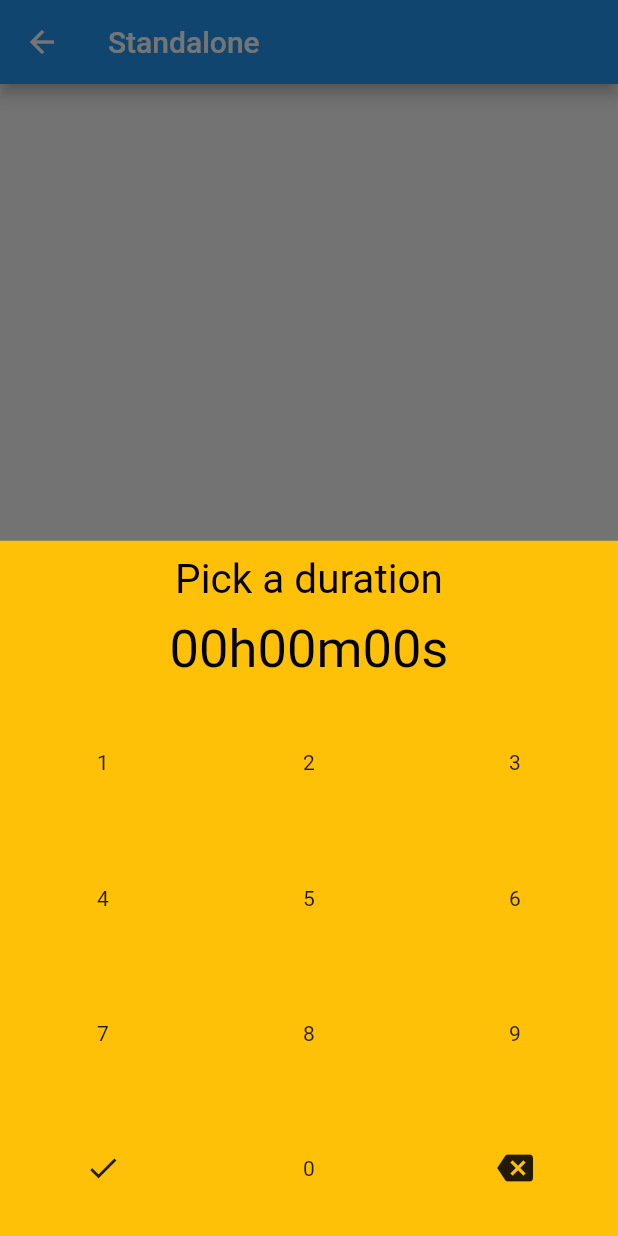
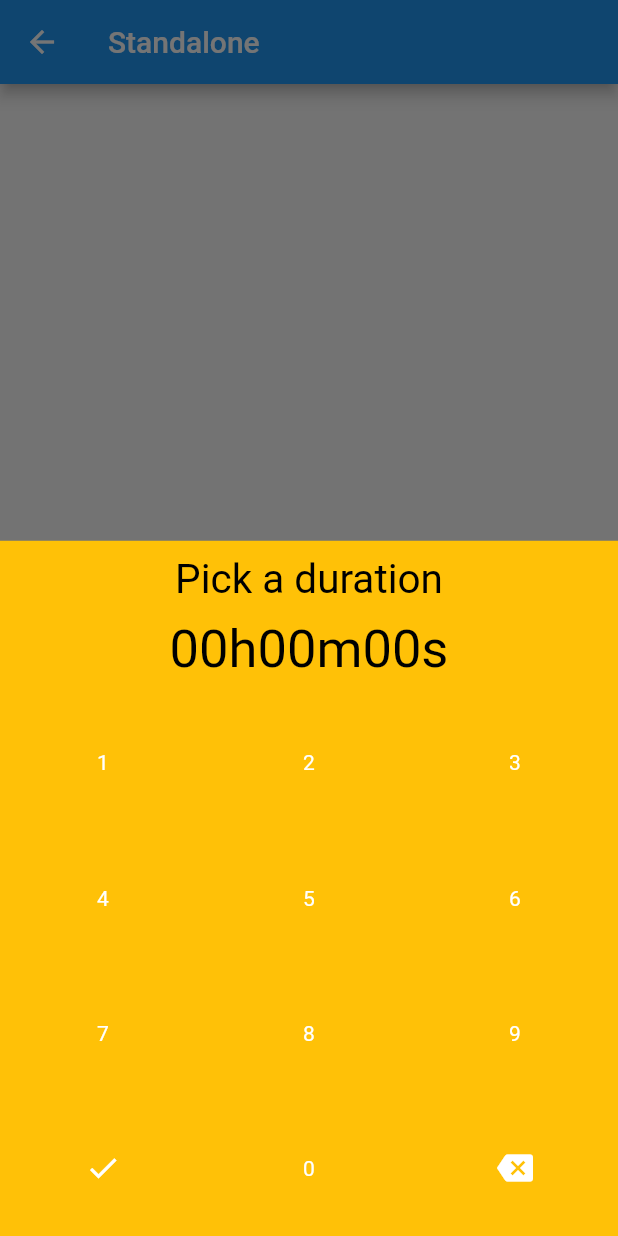
Before and after one commit to kiesman99/bottom_sheet_duration_picker, a Flutter app: the StandaloneExamplePage screen opened directly, after a tap on "Pick a duration", on a phone screen of 412 x 824 dp. Run offline on Flutter 3.47's test engine with Material 2 defaults, Android fonts, the phone set to English and light mode, and no system bars; our stand-ins replace flutter_hooks.

Commit message:
Some changes

```diff
--- a/lib/bottom_sheet_duration_picker.dart
+++ b/lib/bottom_sheet_duration_picker.dart
@@ -4,3 +4,5 @@ export 'src/modal/time_picker_bottom_sheet.dart';
 export 'src/form_elements/duration_picker_form_Field.dart';
 export 'src/utils/duration_formatter.dart';
 export 'src/theme/bottom_sheet_duration_picker_theme_data.dart';
+export 'src/controller/duration_picker/DurationPickerController.dart';
+export 'src/hook/duration_picker_controller_hook.dart';
--- a/lib/src/form_elements/duration_picker_form_Field.dart
+++ b/lib/src/form_elements/duration_picker_form_Field.dart
@@ -1,7 +1,9 @@
+import 'package:bottom_sheet_duration_picker/src/controller/duration_picker/DurationPickerController.dart';
 import 'package:bottom_sheet_duration_picker/src/modal/time_picker_bottom_sheet.dart';
 import 'package:bottom_sheet_duration_picker/src/theme/bottom_sheet_duration_picker_theme_data.dart';
 import 'package:bottom_sheet_duration_picker/src/utils/duration_formatter.dart';
 import 'package:flutter/material.dart';
+import 'package:flutter/services.dart';
 
 /// A string builder used to customize the string
 /// that should be displayed in the  [DurationPickerFormField]
@@ -11,6 +13,11 @@ typedef String LabelBuilder(Duration duration);
 /// If a user clicks on this field he'll get a
 /// bottomSheet in which he is able to pick a [Duration]
 class DurationPickerFormField extends FormField<Duration> {
+
+  DurationPickerController controller;
+
+  Function onTap;
+
   /// This constructor will provide a Form Field
   /// which can be used to gather a [Duration] from the
   /// user.
@@ -73,12 +80,15 @@ class DurationPickerFormField extends FormField<Duration> {
       FormFieldValidator<Duration> validator,
       Duration initialValue = Duration.zero,
       bool autovalidate = false,
-      @required String title,
       LabelBuilder labelBuilder = DurationFormatter.hours_minutes_seconds,
       bool modalEnableDrag,
       bool modalIsDismissible,
-      BottomSheetDurationPickerThemeData themeData})
-      : super(
+      BottomSheetDurationPickerThemeData themeData,
+      this.onTap,
+      this.controller,
+      @required String title,})
+      :
+        super(
             onSaved: onSaved,
             validator: validator,
             initialValue: initialValue,
@@ -90,13 +100,15 @@ class DurationPickerFormField extends FormField<Duration> {
                     title: Text(title),
                     subtitle: Text(labelBuilder.call(state.value)),
                     onTap: () async {
-                      state.didChange(await showDurationPickerBottomSheet(
-                            context: state.context,
-                            themeData: themeData,
-                            enableDrag: modalEnableDrag ?? true,
-                            isDismissible: modalIsDismissible ?? true,
-                            label: title,
-                          ) ??
+                      onTap?.call();
+                      var d = await showDurationPickerBottomSheet(
+                        context: state.context,
+                        themeData: themeData,
+                        enableDrag: modalEnableDrag ?? true,
+                        isDismissible: modalIsDismissible ?? true,
+                        label: title,
+                      );
+                      state.didChange( d ??
                           state.value);
                     },
                   ),
@@ -109,4 +121,32 @@ class DurationPickerFormField extends FormField<Duration> {
                 ],
               );
             });
+
+  @override
+  FormFieldState<Duration> createState() => _DurationPickerFormFieldState();
 }
+
+class _DurationPickerFormFieldState extends FormFieldState<Duration> {
+
+  DurationPickerController _controller;
+  DurationPickerController get _effectiveController => widget.controller ?? this._controller;
+
+  @override
+  void didChange(Duration value) {
+    super.didChange(value);
+    if (_effectiveController.value != value)
+      _effectiveController.value = value;
+  }
+
+  @override
+  DurationPickerFormField get widget => super.widget as DurationPickerFormField;
+
+  @override
+  void initState() {
+    super.initState();
+    if (widget.controller == null) {
+      _controller = DurationPickerController.zero();
+    }
+  }
+
+}
--- a/lib/src/modal/time_picker_bottom_sheet.dart
+++ b/lib/src/modal/time_picker_bottom_sheet.dart
@@ -49,7 +49,6 @@ Future<Duration> showDurationPickerBottomSheet(
   if (themeData == null) {
     themeData = BottomSheetDurationPickerThemeData();
   }
-
   Widget labelWidget = Container();
   if (label != null && label.isNotEmpty) {
     labelWidget = Padding(
@@ -69,9 +68,8 @@ Future<Duration> showDurationPickerBottomSheet(
       shape: bottomSheetTheme.shape,
       clipBehavior: bottomSheetTheme.clipBehavior,
       elevation: bottomSheetTheme.elevation,
-      builder: (context) {
+      builder: (innerContext) {
         NumpadController controller = NumpadController();
-
         return Column(
           mainAxisAlignment: MainAxisAlignment.end,
           children: <Widget>[
@@ -88,7 +86,7 @@ Future<Duration> showDurationPickerBottomSheet(
               }),
             ),
             Expanded(
-              child: Numpad(controller: controller, context: context),
+              child: Numpad(controller: controller, context: innerContext, themeData: themeData),
             )
           ],
         );
--- a/lib/src/theme/bottom_sheet_duration_picker_theme_data.dart
+++ b/lib/src/theme/bottom_sheet_duration_picker_theme_data.dart
@@ -4,7 +4,6 @@ import 'package:bottom_sheet_duration_picker/src/modal/time_picker_bottom_sheet.
 
 /// This class defines all properties to style the
 /// [BottomSheet] used in [showDurationPickerBottomSheet].
-@immutable
 class BottomSheetDurationPickerThemeData with Diagnosticable {
   /// Defines the style for the [BottomSheet] used in
   /// [showDurationPickerBottomSheet].
--- a/lib/src/widgets/numpad.dart
+++ b/lib/src/widgets/numpad.dart
@@ -1,11 +1,14 @@
 import 'package:bottom_sheet_duration_picker/src/controller/numpad/numpad_controller.dart';
 import 'package:flutter/material.dart';
+
+import '../../bottom_sheet_duration_picker.dart';
 
 class Numpad extends StatefulWidget {
   final NumpadController controller;
   final BuildContext context;
+  final BottomSheetDurationPickerThemeData themeData;
 
-  const Numpad({this.controller, @required this.context});
+  const Numpad({this.controller, this.themeData, @required this.context});
 
   @override
   _NumpadState createState() => _NumpadState();
@@ -15,11 +18,19 @@ class _NumpadState extends State<Numpad> {
   NumpadController _controller;
   NumpadController get _effectiveController => widget.controller ?? _controller;
 
+  BottomSheetDurationPickerThemeData _themeData;
+  BottomSheetDurationPickerThemeData get _effectiveThemeData => widget.themeData ?? _themeData;
+
   @override
   void initState() {
     super.initState();
     if (widget.controller == null) {
       _controller = new NumpadController();
+    }
+    if (widget.themeData == null) {
+      _themeData = BottomSheetDurationPickerThemeData(
+        dialpadTextStyle: TextStyle(fontSize: 12, color: Colors.black)
+      );
     }
   }
 
@@ -31,7 +42,7 @@ class _NumpadState extends State<Numpad> {
             _effectiveController.insert(i);
           },
           child: Center(
-            child: Text(i.toString()),
+            child: Text(i.toString(), style: _effectiveThemeData.dialpadTextStyle),
           ),
         ),
       );
@@ -78,7 +89,7 @@ class _NumpadState extends State<Numpad> {
                     Navigator.of(widget.context).pop(_effectiveController.value.duration);
                   },
                   child: Center(
-                    child: Icon(Icons.check),
+                    child: Icon(Icons.check, color: _effectiveThemeData.dialpadLeftIconColor,),
                   ),
                 ),
               ),
@@ -88,7 +99,7 @@ class _NumpadState extends State<Numpad> {
                     _effectiveController.insert(0);
                   },
                   child: Center(
-                    child: Text("0"),
+                    child: Text("0", style: _effectiveThemeData.dialpadTextStyle),
                   ),
                 ),
               ),
@@ -98,7 +109,7 @@ class _NumpadState extends State<Numpad> {
                     _effectiveController.removeLast();
                   },
                   child: Center(
-                    child: Icon(Icons.backspace),
+                    child: Icon(Icons.backspace, color: _effectiveThemeData.dialpadRightIconColor),
                   ),
                 ),
               ),
--- a/pubspec.yaml
+++ b/pubspec.yaml
@@ -11,6 +11,7 @@ dependencies:
   flutter:
     sdk: flutter
   characters: ^1.0.0
+  flutter_hooks: ^0.10.0
 
 dev_dependencies:
   flutter_test:
```
Also changed, not shown: lib/src/controller/duration_picker/DurationPickerController.dart (added, +7 -0 lines), lib/src/hook/duration_picker_controller_hook.dart (added, +78 -0 lines), example/pubspec.lock, pubspec.lock.
